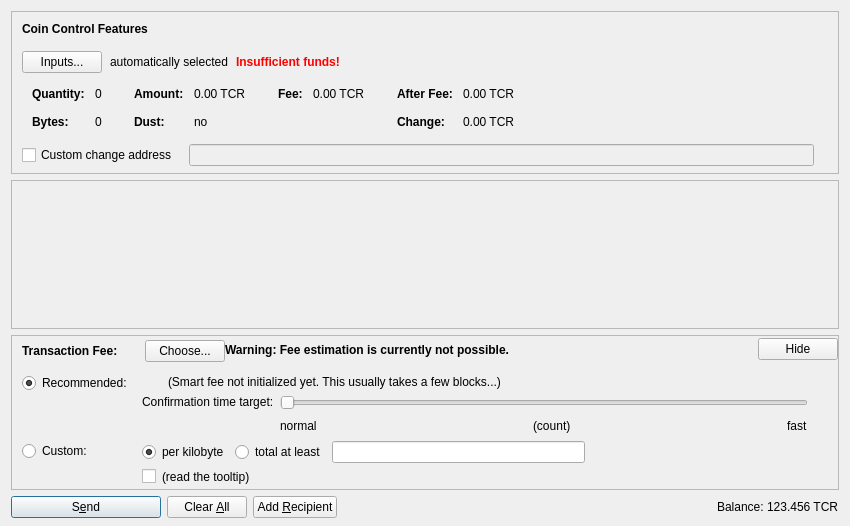
Qt form src/qt/forms/sendcoinsdialog.ui (tecracoin/tecracoin) before a commit.
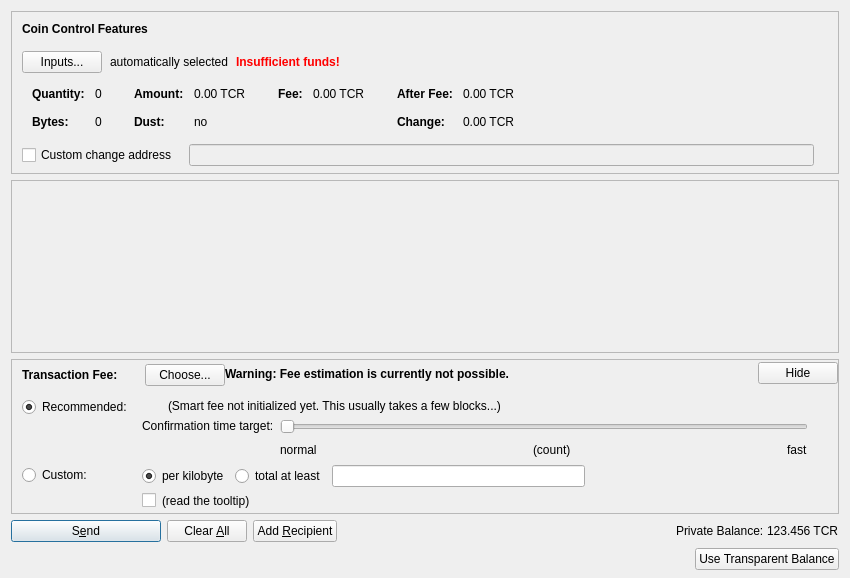
The same form after that commit. Icons and pictures are not drawn. Custom widgets are drawn as their Qt base class.

The edit to the form file:
```diff
--- a/src/qt/forms/sendcoinsdialog.ui
+++ b/src/qt/forms/sendcoinsdialog.ui
@@ -7,13 +7,13 @@
     <x>0</x>
     <y>0</y>
     <width>850</width>
-    <height>526</height>
+    <height>578</height>
    </rect>
   </property>
   <property name="windowTitle">
    <string>Send Coins</string>
   </property>
-  <layout class="QVBoxLayout" name="verticalLayout" stretch="0,1,0,0">
+  <layout class="QVBoxLayout" name="verticalLayout" stretch="0,1,0,0,0">
    <property name="bottomMargin">
     <number>8</number>
    </property>
@@ -588,7 +588,7 @@
         <x>0</x>
         <y>0</y>
         <width>830</width>
-        <height>104</height>
+        <height>68</height>
        </rect>
       </property>
       <layout class="QVBoxLayout" name="verticalLayout_2" stretch="0,1">
@@ -1296,7 +1296,7 @@
           </sizepolicy>
          </property>
          <property name="text">
-          <string>Balance:</string>
+          <string>Private Balance:</string>
          </property>
         </widget>
        </item>
@@ -1323,6 +1323,43 @@
      </item>
     </layout>
    </item>
+   <item>
+    <layout class="QHBoxLayout" name="horizontalLayout_3">
+     <property name="sizeConstraint">
+      <enum>QLayout::SetDefaultConstraint</enum>
+     </property>
+     <item>
+      <spacer name="horizontalSpacer_8">
+       <property name="orientation">
+        <enum>Qt::Horizontal</enum>
+       </property>
+       <property name="sizeHint" stdset="0">
+        <size>
+         <width>40</width>
+         <height>20</height>
+        </size>
+       </property>
+      </spacer>
+     </item>
+     <item>
+      <widget class="QPushButton" name="switchFundButton">
+       <property name="sizePolicy">
+        <sizepolicy hsizetype="Minimum" vsizetype="Minimum">
+         <horstretch>0</horstretch>
+         <verstretch>0</verstretch>
+        </sizepolicy>
+       </property>
+       <property name="text">
+        <string>Use Transparent Balance</string>
+       </property>
+       <property name="icon">
+        <iconset resource="../bitcoin.qrc">
+         <normaloff>:/movies/spinner-009</normaloff>:/movies/spinner-009</iconset>
+       </property>
+      </widget>
+     </item>
+    </layout>
+   </item>
   </layout>
  </widget>
  <customwidgets>
```
Left out of the diff: 14 changed lines with no effect on the pictures.
